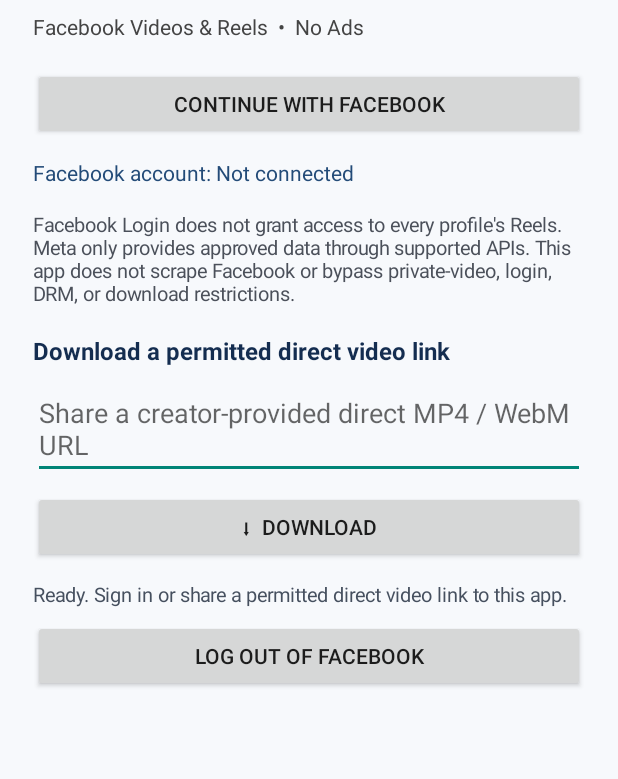
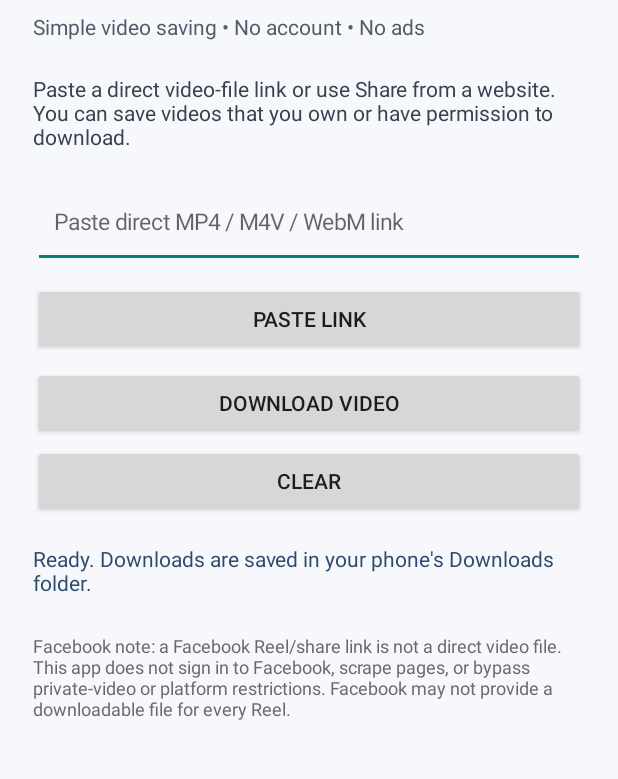
Before and after one commit to nagaradi/jdhehs, an Android app: the screen it shows after launch (MainActivity), on a phone screen of 412 x 824 dp, the part 93-872 px from its top. Run offline under Robolectric (Android 15) with nearby library versions, the phone set to English and light mode, and no system bars.

Commit message:
Update no-login downloader app

```diff
--- a/app/src/main/java/com/example/myvideodownloader/MainActivity.java
+++ b/app/src/main/java/com/example/myvideodownloader/MainActivity.java
@@ -1,62 +1,37 @@
 package com.example.myvideodownloader;
 
+import android.app.Activity;
 import android.app.DownloadManager;
+import android.content.ClipData;
+import android.content.ClipboardManager;
 import android.content.Context;
 import android.content.Intent;
 import android.net.Uri;
 import android.os.Bundle;
 import android.os.Environment;
+import android.graphics.Color;
+import android.graphics.Typeface;
 import android.view.View;
 import android.widget.Button;
 import android.widget.EditText;
 import android.widget.LinearLayout;
 import android.widget.TextView;
-import android.graphics.Color;
-import android.graphics.Typeface;
 
-import android.app.Activity;
-
-import com.facebook.AccessToken;
-import com.facebook.CallbackManager;
-import com.facebook.FacebookCallback;
-import com.facebook.FacebookException;
-import com.facebook.GraphRequest;
-import com.facebook.GraphResponse;
-import com.facebook.login.LoginManager;
-import com.facebook.login.LoginResult;
-
-import org.json.JSONObject;
-import java.util.Arrays;
+import java.util.Locale;
 
 public class MainActivity extends Activity {
-    private CallbackManager callbackManager;
     private EditText urlInput;
-    private TextView status, accountInfo;
+    private TextView status;
 
-    @Override protected void onCreate(Bundle savedInstanceState) {
+    @Override
+    protected void onCreate(Bundle savedInstanceState) {
         super.onCreate(savedInstanceState);
-        callbackManager = CallbackManager.Factory.create();
         buildScreen();
-
-        LoginManager.getInstance().registerCallback(callbackManager, new FacebookCallback<LoginResult>() {
-            @Override public void onSuccess(LoginResult result) { loadFacebookProfile(); }
-            @Override public void onCancel() { status.setText("Facebook login cancelled."); }
-            @Override public void onError(FacebookException error) {
-                status.setText("Facebook login error: " + error.getMessage());
-            }
-        });
-
-        AccessToken token = AccessToken.getCurrentAccessToken();
-        if (token != null && !token.isExpired()) loadFacebookProfile();
         handleIncoming(getIntent());
     }
 
-    @Override protected void onActivityResult(int requestCode, int resultCode, Intent data) {
-        super.onActivityResult(requestCode, resultCode, data);
-        callbackManager.onActivityResult(requestCode, resultCode, data);
-    }
-
-    @Override protected void onNewIntent(Intent intent) {
+    @Override
+    protected void onNewIntent(Intent intent) {
         super.onNewIntent(intent);
         setIntent(intent);
         handleIncoming(intent);
@@ -65,144 +40,185 @@ public class MainActivity extends Activity {
     private void buildScreen() {
         LinearLayout page = new LinearLayout(this);
         page.setOrientation(LinearLayout.VERTICAL);
-        page.setPadding(dp(22), dp(28), dp(22), dp(22));
-        page.setBackgroundColor(Color.rgb(247, 249, 252));
+        page.setPadding(dp(22), dp(28), dp(22), dp(24));
+        page.setBackgroundColor(Color.rgb(246, 248, 252));
 
         TextView title = new TextView(this);
         title.setText("My Video Downloader");
         title.setTextSize(25);
         title.setTypeface(Typeface.DEFAULT, Typeface.BOLD);
         title.setTextColor(Color.rgb(20, 45, 80));
-        page.addView(title);
+        add(page, title, 0);
 
-        TextView sub = new TextView(this);
-        sub.setText("Facebook Videos & Reels  •  No Ads");
-        sub.setTextSize(14);
-        sub.setTextColor(Color.DKGRAY);
-        add(page, sub, 8);
+        TextView subtitle = new TextView(this);
+        subtitle.setText("Simple video saving • No account • No ads");
+        subtitle.setTextSize(14);
+        subtitle.setTextColor(Color.rgb(80, 90, 105));
+        add(page, subtitle, 8);
 
-        Button login = new Button(this);
-        login.setText("Continue with Facebook");
-        login.setOnClickListener(v -> LoginManager.getInstance()
-            .logInWithReadPermissions(this, Arrays.asList("public_profile")));
-        add(page, login, 18);
-
-        accountInfo = new TextView(this);
-        accountInfo.setText("Facebook account: Not connected");
-        accountInfo.setTextSize(14);
-        accountInfo.setTextColor(Color.rgb(35, 75, 120));
-        add(page, accountInfo, 12);
-
-        TextView explanation = new TextView(this);
-        explanation.setText("Facebook Login does not grant access to every profile's Reels. Meta only provides approved data through supported APIs. This app does not scrape Facebook or bypass private-video, login, DRM, or download restrictions.");
-        explanation.setTextSize(13);
-        explanation.setTextColor(Color.rgb(75, 80, 90));
-        add(page, explanation, 16);
-
-        TextView heading = new TextView(this);
-        heading.setText("Download a permitted direct video link");
-        heading.setTypeface(Typeface.DEFAULT, Typeface.BOLD);
-        heading.setTextSize(16);
-        heading.setTextColor(Color.rgb(20, 45, 80));
-        add(page, heading, 18);
+        TextView info = new TextView(this);
+        info.setText("Paste a direct video-file link or use Share from a website. You can save videos that you own or have permission to download.");
+        info.setTextSize(14);
+        info.setTextColor(Color.rgb(55, 65, 80));
+        add(page, info, 22);
 
         urlInput = new EditText(this);
         urlInput.setMinLines(2);
-        urlInput.setHint("Share a creator-provided direct MP4 / WebM URL");
-        add(page, urlInput, 8);
+        urlInput.setTextSize(15);
+        urlInput.setHint("Paste direct MP4 / M4V / WebM link");
+        urlInput.setPadding(dp(14), dp(12), dp(14), dp(12));
+        add(page, urlInput, 16);
+
+        Button paste = new Button(this);
+        paste.setText("Paste link");
+        paste.setOnClickListener(v -> pasteFromClipboard());
+        add(page, paste, 10);
 
         Button download = new Button(this);
-        download.setText("⬇  Download");
+        download.setText("Download video");
         download.setOnClickListener(v -> startDownload());
         add(page, download, 8);
 
+        Button clear = new Button(this);
+        clear.setText("Clear");
+        clear.setOnClickListener(v -> {
+            urlInput.setText("");
+            setStatus("Link cleared.");
+        });
+        add(page, clear, 4);
+
         status = new TextView(this);
-        status.setText("Ready. Sign in or share a permitted direct video link to this app.");
-        status.setTextSize(13);
-        status.setTextColor(Color.rgb(70, 80, 95));
-        add(page, status, 12);
+        status.setText("Ready. Downloads are saved in your phone's Downloads folder.");
+        status.setTextSize(14);
+        status.setTextColor(Color.rgb(45, 75, 110));
+        add(page, status, 18);
 
-        Button logout = new Button(this);
-        logout.setText("Log out of Facebook");
-        logout.setOnClickListener(v -> {
-            LoginManager.getInstance().logOut();
-            accountInfo.setText("Facebook account: Not connected");
-            status.setText("Logged out.");
-        });
-        add(page, logout, 8);
+        TextView note = new TextView(this);
+        note.setText("Facebook note: a Facebook Reel/share link is not a direct video file. This app does not sign in to Facebook, scrape pages, or bypass private-video or platform restrictions. Facebook may not provide a downloadable file for every Reel.");
+        note.setTextSize(12);
+        note.setTextColor(Color.rgb(105, 105, 115));
+        add(page, note, 24);
 
         setContentView(page);
     }
 
-    private void loadFacebookProfile() {
-        AccessToken token = AccessToken.getCurrentAccessToken();
-        if (token == null) return;
-        GraphRequest request = GraphRequest.newMeRequest(token, (JSONObject object, GraphResponse response) -> {
-            if (response.getError() != null) {
-                status.setText("Connected, but profile details could not be loaded.");
-                return;
+    private void pasteFromClipboard() {
+        ClipboardManager clipboard = (ClipboardManager) getSystemService(Context.CLIPBOARD_SERVICE);
+        if (clipboard != null && clipboard.hasPrimaryClip()) {
+            ClipData clip = clipboard.getPrimaryClip();
+            if (clip != null && clip.getItemCount() > 0) {
+                CharSequence value = clip.getItemAt(0).coerceToText(this);
+                if (value != null) {
+                    urlInput.setText(value.toString().trim());
+                    setStatus("Link pasted. Tap Download video to continue.");
+                    return;
+                }
             }
-            accountInfo.setText("Facebook account: " + object.optString("name", "Connected") + " (connected)");
-            status.setText("Facebook login successful. Reels access depends on Meta API permissions.");
-        });
-        Bundle params = new Bundle();
-        params.putString("fields", "id,name");
-        request.setParameters(params);
-        request.executeAsync();
+        }
+        setStatus("Clipboard is empty. Copy a permitted direct video link first.");
     }
 
     private void handleIncoming(Intent intent) {
         if (intent == null || urlInput == null) return;
         String incoming = null;
-        if (Intent.ACTION_SEND.equals(intent.getAction())) incoming = intent.getStringExtra(Intent.EXTRA_TEXT);
-        else if (Intent.ACTION_VIEW.equals(intent.getAction()) && intent.getData() != null)
+        if (Intent.ACTION_SEND.equals(intent.getAction())) {
+            incoming = intent.getStringExtra(Intent.EXTRA_TEXT);
+        } else if (Intent.ACTION_VIEW.equals(intent.getAction()) && intent.getData() != null) {
             incoming = intent.getData().toString();
+        }
         if (incoming != null) {
-            int start = incoming.indexOf("http");
-            String url = start >= 0 ? incoming.substring(start).split("\\s")[0] : incoming.trim();
-            urlInput.setText(url.replaceAll("[),.]+$", ""));
-            status.setText("Link received. Only direct, permitted video files can be downloaded.");
+            String link = findHttpLink(incoming);
+            if (link != null) {
+                urlInput.setText(link);
+                setStatus("Shared link received. Check whether it is a direct video-file URL.");
+            } else {
+                setStatus("No web link found in the shared text.");
+            }
         }
+    }
+
+    private String findHttpLink(String text) {
+        String value = text.trim();
+        int start = value.indexOf("https://");
+        if (start < 0) start = value.indexOf("http://");
+        if (start < 0) return null;
+        String link = value.substring(start).split("\\s+")[0];
+        return link.replaceAll("[),.]+$", "");
     }
 
     private void startDownload() {
         String raw = urlInput.getText().toString().trim();
-        if (raw.isEmpty()) { status.setText("Share a permitted direct video URL first."); return; }
-        Uri uri = Uri.parse(raw);
-        String scheme = uri.getScheme();
-        if (!"https".equalsIgnoreCase(scheme) && !"http".equalsIgnoreCase(scheme)) {
-            status.setText("Please enter a valid HTTP or HTTPS link."); return;
-        }
-        String host = uri.getHost() == null ? "" : uri.getHost().toLowerCase();
-        if (host.contains("facebook.com") || host.contains("fb.watch")) {
-            status.setText("This is a Facebook page/share link, not a direct video file. Facebook does not expose every Reel as a downloadable file.");
+        if (raw.isEmpty()) {
+            setStatus("Paste or share a direct video-file link first.");
             return;
         }
-        String path = uri.getPath() == null ? "" : uri.getPath().toLowerCase();
-        if (!(path.endsWith(".mp4") || path.endsWith(".m4v") || path.endsWith(".webm"))) {
-            status.setText("This build accepts direct MP4, M4V, or WebM URLs only."); return;
+
+        Uri uri;
+        try {
+            uri = Uri.parse(raw);
+        } catch (Exception e) {
+            setStatus("That link is not valid.");
+            return;
         }
+
+        String scheme = uri.getScheme();
+        if (!"https".equalsIgnoreCase(scheme)) {
+            setStatus("For safety, this app accepts HTTPS links only.");
+            return;
+        }
+
+        String host = uri.getHost() == null ? "" : uri.getHost().toLowerCase(Locale.ROOT);
+        if (host.equals("facebook.com") || host.endsWith(".facebook.com")
+                || host.equals("fb.watch") || host.endsWith(".fb.watch")) {
+            setStatus("This is a Facebook page/Reel link, not a direct video file. The app cannot turn every Facebook share link into a downloadable file.");
+            return;
+        }
+
+        String path = uri.getPath() == null ? "" : uri.getPath().toLowerCase(Locale.ROOT);
+        String extension;
+        if (path.endsWith(".mp4")) extension = ".mp4";
+        else if (path.endsWith(".m4v")) extension = ".m4v";
+        else if (path.endsWith(".webm")) extension = ".webm";
+        else {
+            setStatus("Only direct MP4, M4V, or WebM file links are supported in this version.");
+            return;
+        }
+
         try {
             DownloadManager.Request request = new DownloadManager.Request(uri);
             request.setTitle("My Video Downloader");
-            request.setDescription("Saving permitted video");
+            request.setDescription("Saving a permitted video");
+            request.setMimeType(extension.equals(".webm") ? "video/webm" : "video/mp4");
             request.setNotificationVisibility(DownloadManager.Request.VISIBILITY_VISIBLE_NOTIFY_COMPLETED);
-            String ext = path.endsWith(".webm") ? ".webm" : path.endsWith(".m4v") ? ".m4v" : ".mp4";
-            request.setDestinationInExternalPublicDir(Environment.DIRECTORY_DOWNLOADS,
-                "MyVideo_" + System.currentTimeMillis() + ext);
-            ((DownloadManager)getSystemService(Context.DOWNLOAD_SERVICE)).enqueue(request);
-            status.setText("Download started. Check your Downloads folder.");
+            request.setAllowedOverMetered(true);
+            request.setAllowedOverRoaming(false);
+            request.setDestinationInExternalPublicDir(
+                    Environment.DIRECTORY_DOWNLOADS,
+                    "MyVideo_" + System.currentTimeMillis() + extension
+            );
+            DownloadManager manager = (DownloadManager) getSystemService(Context.DOWNLOAD_SERVICE);
+            if (manager == null) {
+                setStatus("Android download service is unavailable on this phone.");
+                return;
+            }
+            manager.enqueue(request);
+            setStatus("Download started. Check the Downloads folder and notification.");
         } catch (Exception e) {
-            status.setText("Could not start download. Check the video link.");
+            setStatus("Download could not start. Check the link and try again.");
         }
     }
 
+    private void setStatus(String message) {
+        if (status != null) status.setText(message);
+    }
+
     private void add(LinearLayout parent, View child, int top) {
-        LinearLayout.LayoutParams p = new LinearLayout.LayoutParams(-1, -2);
-        p.topMargin = dp(top);
-        parent.addView(child, p);
+        LinearLayout.LayoutParams params = new LinearLayout.LayoutParams(-1, -2);
+        params.topMargin = dp(top);
+        parent.addView(child, params);
     }
+
     private int dp(int value) {
-        return (int)(value * getResources().getDisplayMetrics().density + 0.5f);
+        return (int) (value * getResources().getDisplayMetrics().density + 0.5f);
     }
 }
```
